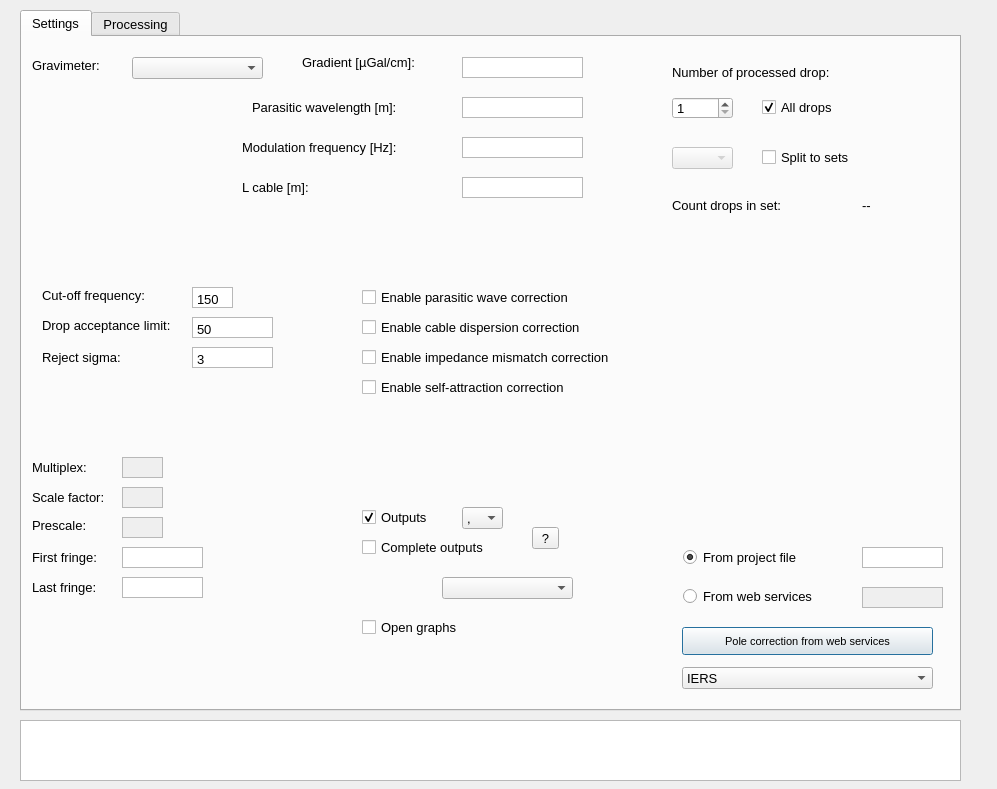
milosvalko/Agdas, file gui/compute.ui: the form before one commit.
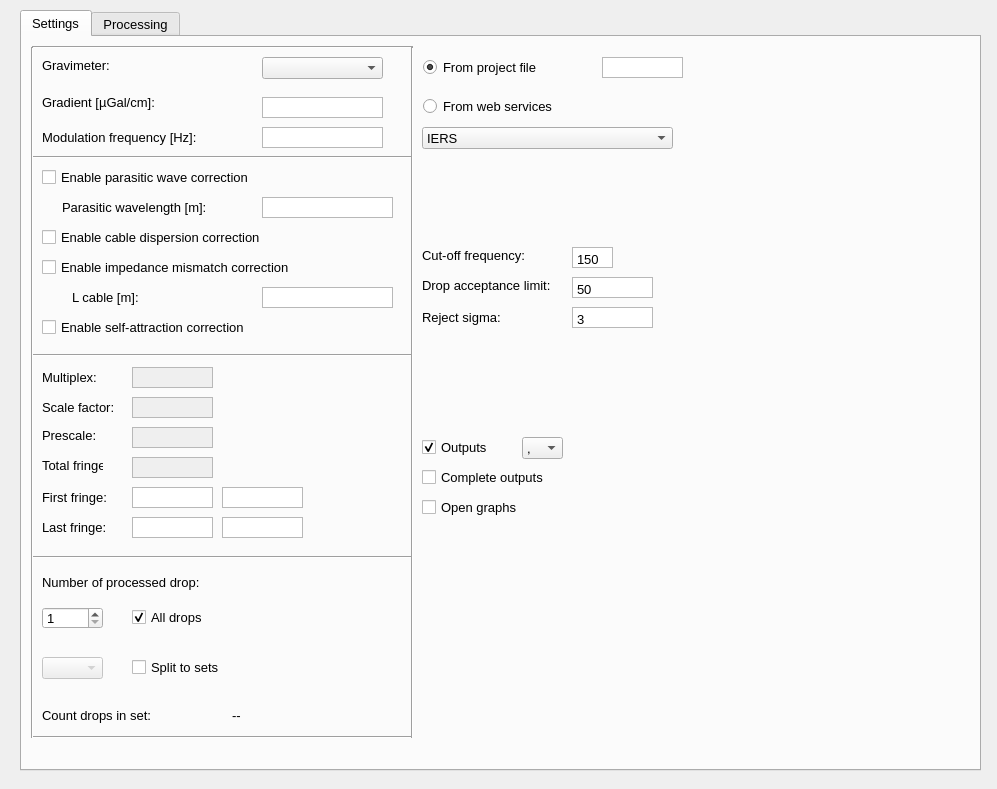
The form after the commit.

```diff
--- a/gui/compute.ui
+++ b/gui/compute.ui
@@ -18,8 +18,8 @@
     <rect>
      <x>20</x>
      <y>10</y>
-     <width>941</width>
-     <height>701</height>
+     <width>961</width>
+     <height>761</height>
     </rect>
    </property>
    <property name="font">
@@ -46,7 +46,7 @@
     <widget class="QLabel" name="label">
      <property name="geometry">
       <rect>
-       <x>10</x>
+       <x>20</x>
        <y>20</y>
        <width>101</width>
        <height>16</height>
@@ -64,9 +64,9 @@
     <widget class="QComboBox" name="gravimeter_box">
      <property name="geometry">
       <rect>
-       <x>110</x>
+       <x>240</x>
        <y>20</y>
-       <width>131</width>
+       <width>121</width>
        <height>22</height>
       </rect>
      </property>
@@ -82,8 +82,8 @@
     <widget class="QLabel" name="label_2">
      <property name="geometry">
       <rect>
-       <x>10</x>
-       <y>480</y>
+       <x>20</x>
+       <y>390</y>
        <width>61</width>
        <height>16</height>
       </rect>
@@ -100,8 +100,8 @@
     <widget class="QLabel" name="label_4">
      <property name="geometry">
       <rect>
-       <x>10</x>
-       <y>510</y>
+       <x>20</x>
+       <y>450</y>
        <width>71</width>
        <height>21</height>
       </rect>
@@ -118,8 +118,8 @@
     <widget class="QLabel" name="label_5">
      <property name="geometry">
       <rect>
-       <x>10</x>
-       <y>540</y>
+       <x>20</x>
+       <y>480</y>
        <width>71</width>
        <height>21</height>
       </rect>
@@ -136,8 +136,8 @@
     <widget class="QSpinBox" name="numDrop">
      <property name="geometry">
       <rect>
-       <x>650</x>
-       <y>60</y>
+       <x>20</x>
+       <y>570</y>
        <width>61</width>
        <height>22</height>
       </rect>
@@ -149,8 +149,8 @@
     <widget class="QCheckBox" name="allDrop">
      <property name="geometry">
       <rect>
-       <x>740</x>
-       <y>60</y>
+       <x>110</x>
+       <y>570</y>
        <width>101</width>
        <height>20</height>
       </rect>
@@ -165,8 +165,8 @@
     <widget class="QLabel" name="label_6">
      <property name="geometry">
       <rect>
-       <x>650</x>
-       <y>20</y>
+       <x>20</x>
+       <y>530</y>
        <width>221</width>
        <height>31</height>
       </rect>
@@ -178,8 +178,8 @@
     <widget class="QTextEdit" name="kalpha">
      <property name="geometry">
       <rect>
-       <x>170</x>
-       <y>280</y>
+       <x>550</x>
+       <y>240</y>
        <width>81</width>
        <height>21</height>
       </rect>
@@ -198,8 +198,8 @@
     <widget class="QLabel" name="label_7">
      <property name="geometry">
       <rect>
-       <x>20</x>
-       <y>280</y>
+       <x>400</x>
+       <y>240</y>
        <width>131</width>
        <height>16</height>
       </rect>
@@ -219,9 +219,9 @@
      </property>
      <property name="geometry">
       <rect>
-       <x>100</x>
-       <y>420</y>
-       <width>41</width>
+       <x>110</x>
+       <y>330</y>
+       <width>81</width>
        <height>21</height>
       </rect>
      </property>
@@ -243,9 +243,9 @@
      </property>
      <property name="geometry">
       <rect>
-       <x>100</x>
-       <y>450</y>
-       <width>41</width>
+       <x>110</x>
+       <y>360</y>
+       <width>81</width>
        <height>21</height>
       </rect>
      </property>
@@ -264,8 +264,8 @@
     <widget class="QLabel" name="label_8">
      <property name="geometry">
       <rect>
-       <x>10</x>
-       <y>420</y>
+       <x>20</x>
+       <y>330</y>
        <width>61</width>
        <height>21</height>
       </rect>
@@ -282,8 +282,8 @@
     <widget class="QLabel" name="label_9">
      <property name="geometry">
       <rect>
-       <x>10</x>
-       <y>450</y>
+       <x>20</x>
+       <y>360</y>
        <width>81</width>
        <height>21</height>
       </rect>
@@ -303,9 +303,9 @@
      </property>
      <property name="geometry">
       <rect>
-       <x>100</x>
-       <y>480</y>
-       <width>41</width>
+       <x>110</x>
+       <y>390</y>
+       <width>81</width>
        <height>21</height>
       </rect>
      </property>
@@ -324,8 +324,8 @@
     <widget class="QTextEdit" name="frminT">
      <property name="geometry">
       <rect>
-       <x>100</x>
-       <y>510</y>
+       <x>110</x>
+       <y>450</y>
        <width>81</width>
        <height>21</height>
       </rect>
@@ -337,8 +337,8 @@
     <widget class="QTextEdit" name="frmaxT">
      <property name="geometry">
       <rect>
-       <x>100</x>
-       <y>540</y>
+       <x>110</x>
+       <y>480</y>
        <width>81</width>
        <height>21</height>
       </rect>
@@ -350,8 +350,8 @@
     <widget class="QTextEdit" name="grad">
      <property name="geometry">
       <rect>
-       <x>440</x>
-       <y>20</y>
+       <x>240</x>
+       <y>60</y>
        <width>121</width>
        <height>21</height>
       </rect>
@@ -363,8 +363,8 @@
     <widget class="QLabel" name="label_10">
      <property name="geometry">
       <rect>
-       <x>280</x>
-       <y>10</y>
+       <x>20</x>
+       <y>50</y>
        <width>161</width>
        <height>31</height>
       </rect>
@@ -381,8 +381,8 @@
     <widget class="QLabel" name="label_11">
      <property name="geometry">
       <rect>
-       <x>230</x>
-       <y>60</y>
+       <x>40</x>
+       <y>160</y>
        <width>201</width>
        <height>21</height>
       </rect>
@@ -399,9 +399,9 @@
     <widget class="QTextEdit" name="lpar">
      <property name="geometry">
       <rect>
-       <x>440</x>
-       <y>60</y>
-       <width>121</width>
+       <x>240</x>
+       <y>160</y>
+       <width>131</width>
        <height>21</height>
       </rect>
      </property>
@@ -412,8 +412,8 @@
     <widget class="QLabel" name="label_12">
      <property name="geometry">
       <rect>
-       <x>220</x>
-       <y>100</y>
+       <x>20</x>
+       <y>90</y>
        <width>231</width>
        <height>21</height>
       </rect>
@@ -430,8 +430,8 @@
     <widget class="QTextEdit" name="fmodf">
      <property name="geometry">
       <rect>
-       <x>440</x>
-       <y>100</y>
+       <x>240</x>
+       <y>90</y>
        <width>121</width>
        <height>21</height>
       </rect>
@@ -440,45 +440,11 @@
       <enum>Qt::ScrollBarAlwaysOff</enum>
      </property>
     </widget>
-    <widget class="QPushButton" name="downloadPoleCorr">
-     <property name="geometry">
-      <rect>
-       <x>660</x>
-       <y>590</y>
-       <width>251</width>
-       <height>28</height>
-      </rect>
-     </property>
-     <property name="font">
-      <font>
-       <pointsize>8</pointsize>
-      </font>
-     </property>
-     <property name="text">
-      <string>Pole correction from web services</string>
-     </property>
-    </widget>
     <widget class="QTextEdit" name="poleCorr_file">
      <property name="geometry">
       <rect>
-       <x>840</x>
-       <y>510</y>
-       <width>81</width>
-       <height>21</height>
-      </rect>
-     </property>
-     <property name="verticalScrollBarPolicy">
-      <enum>Qt::ScrollBarAlwaysOff</enum>
-     </property>
-    </widget>
-    <widget class="QTextEdit" name="poleCorrIERS">
-     <property name="enabled">
-      <bool>false</bool>
-     </property>
-     <property name="geometry">
-      <rect>
-       <x>840</x>
-       <y>550</y>
+       <x>580</x>
+       <y>20</y>
        <width>81</width>
        <height>21</height>
       </rect>
@@ -490,8 +456,8 @@
     <widget class="QTextEdit" name="rejsigma">
      <property name="geometry">
       <rect>
-       <x>170</x>
-       <y>310</y>
+       <x>550</x>
+       <y>270</y>
        <width>81</width>
        <height>21</height>
       </rect>
@@ -510,8 +476,8 @@
     <widget class="QLabel" name="label_3">
      <property name="geometry">
       <rect>
-       <x>20</x>
-       <y>310</y>
+       <x>400</x>
+       <y>270</y>
        <width>81</width>
        <height>20</height>
       </rect>
@@ -523,8 +489,8 @@
     <widget class="QCheckBox" name="split_set">
      <property name="geometry">
       <rect>
-       <x>740</x>
-       <y>110</y>
+       <x>110</x>
+       <y>620</y>
        <width>131</width>
        <height>20</height>
       </rect>
@@ -536,8 +502,8 @@
     <widget class="QLabel" name="label_13">
      <property name="geometry">
       <rect>
-       <x>650</x>
-       <y>160</y>
+       <x>20</x>
+       <y>670</y>
        <width>151</width>
        <height>16</height>
       </rect>
@@ -549,8 +515,8 @@
     <widget class="QLabel" name="sets_view">
      <property name="geometry">
       <rect>
-       <x>840</x>
-       <y>160</y>
+       <x>210</x>
+       <y>670</y>
        <width>31</width>
        <height>16</height>
       </rect>
@@ -565,8 +531,8 @@
      </property>
      <property name="geometry">
       <rect>
-       <x>650</x>
-       <y>110</y>
+       <x>20</x>
+       <y>620</y>
        <width>61</width>
        <height>22</height>
       </rect>
@@ -575,8 +541,8 @@
     <widget class="QCheckBox" name="kpar">
      <property name="geometry">
       <rect>
-       <x>340</x>
-       <y>250</y>
+       <x>20</x>
+       <y>130</y>
        <width>291</width>
        <height>20</height>
       </rect>
@@ -588,8 +554,8 @@
     <widget class="QTextEdit" name="coff">
      <property name="geometry">
       <rect>
-       <x>170</x>
-       <y>250</y>
+       <x>550</x>
+       <y>210</y>
        <width>41</width>
        <height>21</height>
       </rect>
@@ -608,8 +574,8 @@
     <widget class="QLabel" name="label_15">
      <property name="geometry">
       <rect>
-       <x>20</x>
-       <y>250</y>
+       <x>400</x>
+       <y>210</y>
        <width>111</width>
        <height>16</height>
       </rect>
@@ -626,8 +592,8 @@
     <widget class="QCheckBox" name="kdis">
      <property name="geometry">
       <rect>
-       <x>340</x>
-       <y>280</y>
+       <x>20</x>
+       <y>190</y>
        <width>311</width>
        <height>20</height>
       </rect>
@@ -639,8 +605,8 @@
     <widget class="QCheckBox" name="kimp">
      <property name="geometry">
       <rect>
-       <x>340</x>
-       <y>310</y>
+       <x>20</x>
+       <y>220</y>
        <width>331</width>
        <height>20</height>
       </rect>
@@ -652,8 +618,8 @@
     <widget class="QCheckBox" name="ksae">
      <property name="geometry">
       <rect>
-       <x>340</x>
-       <y>340</y>
+       <x>20</x>
+       <y>280</y>
        <width>291</width>
        <height>20</height>
       </rect>
@@ -665,8 +631,8 @@
     <widget class="QCheckBox" name="outputs">
      <property name="geometry">
       <rect>
-       <x>340</x>
-       <y>470</y>
+       <x>400</x>
+       <y>400</y>
        <width>161</width>
        <height>20</height>
       </rect>
@@ -681,8 +647,8 @@
     <widget class="QCheckBox" name="open_graphs">
      <property name="geometry">
       <rect>
-       <x>340</x>
-       <y>580</y>
+       <x>400</x>
+       <y>460</y>
        <width>131</width>
        <height>20</height>
       </rect>
@@ -694,8 +660,8 @@
     <widget class="QComboBox" name="delimiter_combox">
      <property name="geometry">
       <rect>
-       <x>440</x>
-       <y>470</y>
+       <x>500</x>
+       <y>400</y>
        <width>41</width>
        <height>22</height>
       </rect>
@@ -722,8 +688,8 @@
     <widget class="QRadioButton" name="useFilePoleCorr">
      <property name="geometry">
       <rect>
-       <x>661</x>
-       <y>508</y>
+       <x>401</x>
+       <y>18</y>
        <width>166</width>
        <height>25</height>
       </rect>
@@ -741,8 +707,8 @@
      </property>
      <property name="geometry">
       <rect>
-       <x>661</x>
-       <y>547</y>
+       <x>401</x>
+       <y>57</y>
        <width>166</width>
        <height>25</height>
       </rect>
@@ -754,8 +720,8 @@
     <widget class="QComboBox" name="service">
      <property name="geometry">
       <rect>
-       <x>660</x>
-       <y>630</y>
+       <x>400</x>
+       <y>90</y>
        <width>251</width>
        <height>22</height>
       </rect>
@@ -774,9 +740,9 @@
     <widget class="QTextEdit" name="lcable_ar">
      <property name="geometry">
       <rect>
-       <x>440</x>
-       <y>140</y>
-       <width>121</width>
+       <x>240</x>
+       <y>250</y>
+       <width>131</width>
        <height>21</height>
       </rect>
      </property>
@@ -787,9 +753,9 @@
     <widget class="QLabel" name="label_14">
      <property name="geometry">
       <rect>
-       <x>220</x>
-       <y>140</y>
-       <width>231</width>
+       <x>50</x>
+       <y>250</y>
+       <width>181</width>
        <height>21</height>
       </rect>
      </property>
@@ -805,8 +771,8 @@
     <widget class="QCheckBox" name="complete_out">
      <property name="geometry">
       <rect>
-       <x>340</x>
-       <y>500</y>
+       <x>400</x>
+       <y>430</y>
        <width>161</width>
        <height>20</height>
       </rect>
@@ -821,26 +787,37 @@
       <string>Complete outputs</string>
      </property>
     </widget>
-    <widget class="QToolButton" name="complete_help">
+    <widget class="QTextBrowser" name="total_fringe">
+     <property name="enabled">
+      <bool>false</bool>
+     </property>
      <property name="geometry">
       <rect>
-       <x>510</x>
-       <y>490</y>
-       <width>27</width>
-       <height>22</height>
+       <x>110</x>
+       <y>420</y>
+       <width>81</width>
+       <height>21</height>
       </rect>
      </property>
-     <property name="text">
-      <string>?</string>
+     <property name="font">
+      <font>
+       <kerning>false</kerning>
+      </font>
+     </property>
+     <property name="acceptDrops">
+      <bool>true</bool>
+     </property>
+     <property name="verticalScrollBarPolicy">
+      <enum>Qt::ScrollBarAlwaysOff</enum>
      </property>
     </widget>
-    <widget class="QComboBox" name="output_language">
+    <widget class="QLabel" name="label_16">
      <property name="geometry">
       <rect>
-       <x>420</x>
-       <y>540</y>
-       <width>131</width>
-       <height>22</height>
+       <x>20</x>
+       <y>420</y>
+       <width>61</width>
+       <height>16</height>
       </rect>
      </property>
      <property name="font">
@@ -848,8 +825,125 @@
        <pointsize>10</pointsize>
       </font>
      </property>
-     <property name="contextMenuPolicy">
-      <enum>Qt::DefaultContextMenu</enum>
+     <property name="text">
+      <string>Total fringe:</string>
+     </property>
+    </widget>
+    <widget class="Line" name="line">
+     <property name="geometry">
+      <rect>
+       <x>10</x>
+       <y>310</y>
+       <width>381</width>
+       <height>16</height>
+      </rect>
+     </property>
+     <property name="orientation">
+      <enum>Qt::Horizontal</enum>
+     </property>
+    </widget>
+    <widget class="Line" name="line_2">
+     <property name="geometry">
+      <rect>
+       <x>10</x>
+       <y>110</y>
+       <width>381</width>
+       <height>20</height>
+      </rect>
+     </property>
+     <property name="orientation">
+      <enum>Qt::Horizontal</enum>
+     </property>
+    </widget>
+    <widget class="Line" name="line_3">
+     <property name="geometry">
+      <rect>
+       <x>10</x>
+       <y>510</y>
+       <width>381</width>
+       <height>20</height>
+      </rect>
+     </property>
+     <property name="orientation">
+      <enum>Qt::Horizontal</enum>
+     </property>
+    </widget>
+    <widget class="Line" name="line_4">
+     <property name="geometry">
+      <rect>
+       <x>10</x>
+       <y>0</y>
+       <width>381</width>
+       <height>20</height>
+      </rect>
+     </property>
+     <property name="orientation">
+      <enum>Qt::Horizontal</enum>
+     </property>
+    </widget>
+    <widget class="Line" name="line_5">
+     <property name="geometry">
+      <rect>
+       <x>10</x>
+       <y>690</y>
+       <width>381</width>
+       <height>20</height>
+      </rect>
+     </property>
+     <property name="orientation">
+      <enum>Qt::Horizontal</enum>
+     </property>
+    </widget>
+    <widget class="Line" name="line_6">
+     <property name="geometry">
+      <rect>
+       <x>380</x>
+       <y>10</y>
+       <width>20</width>
+       <height>691</height>
+      </rect>
+     </property>
+     <property name="orientation">
+      <enum>Qt::Vertical</enum>
+     </property>
+    </widget>
+    <widget class="Line" name="line_7">
+     <property name="geometry">
+      <rect>
+       <x>0</x>
+       <y>10</y>
+       <width>20</width>
+       <height>691</height>
+      </rect>
+     </property>
+     <property name="orientation">
+      <enum>Qt::Vertical</enum>
+     </property>
+    </widget>
+    <widget class="QTextEdit" name="frminT_t">
+     <property name="geometry">
+      <rect>
+       <x>200</x>
+       <y>450</y>
+       <width>81</width>
+       <height>21</height>
+      </rect>
+     </property>
+     <property name="verticalScrollBarPolicy">
+      <enum>Qt::ScrollBarAlwaysOff</enum>
+     </property>
+    </widget>
+    <widget class="QTextEdit" name="frmaxT_t">
+     <property name="geometry">
+      <rect>
+       <x>200</x>
+       <y>480</y>
+       <width>81</width>
+       <height>21</height>
+      </rect>
+     </property>
+     <property name="verticalScrollBarPolicy">
+      <enum>Qt::ScrollBarAlwaysOff</enum>
      </property>
     </widget>
    </widget>
@@ -932,19 +1026,6 @@
     </widget>
    </widget>
   </widget>
-  <widget class="QTextEdit" name="help_box">
-   <property name="geometry">
-    <rect>
-     <x>20</x>
-     <y>720</y>
-     <width>941</width>
-     <height>61</height>
-    </rect>
-   </property>
-   <property name="verticalScrollBarPolicy">
-    <enum>Qt::ScrollBarAlwaysOff</enum>
-   </property>
-  </widget>
  </widget>
  <resources/>
  <connections/>
```
